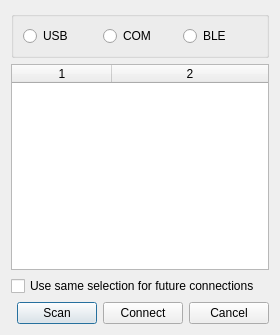
Before: the Qt Designer form selectdevicedialog.ui in rigexpert/AntScope2, drawn with Qt 5.
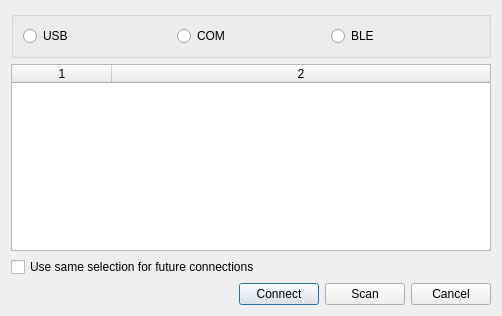
After: the same form once the commit is applied. Icons and pictures are not drawn.

Patch:
```diff
--- a/selectdevicedialog.ui
+++ b/selectdevicedialog.ui
@@ -6,8 +6,8 @@
    <rect>
     <x>0</x>
     <y>0</y>
-    <width>280</width>
-    <height>335</height>
+    <width>500</width>
+    <height>316</height>
    </rect>
   </property>
   <property name="windowTitle">
@@ -61,6 +61,12 @@
      </item>
      <item>
       <widget class="QTableWidget" name="tableWidget">
+       <property name="minimumSize">
+        <size>
+         <width>480</width>
+         <height>0</height>
+        </size>
+       </property>
        <property name="editTriggers">
         <set>QAbstractItemView::DoubleClicked</set>
        </property>
@@ -105,13 +111,6 @@
          </property>
         </spacer>
        </item>
-       <item>
-        <widget class="QPushButton" name="pushButtonScan">
-         <property name="text">
-          <string>Scan</string>
-         </property>
-        </widget>
-       </item>
        <item>
         <widget class="QPushButton" name="pushButtonConnect">
          <property name="text">
@@ -119,6 +118,13 @@
          </property>
         </widget>
        </item>
+       <item>
+        <widget class="QPushButton" name="pushButtonScan">
+         <property name="text">
+          <string>Scan</string>
+         </property>
+        </widget>
+       </item>
        <item>
         <widget class="QPushButton" name="pushButtonCancel">
          <property name="text">
```
